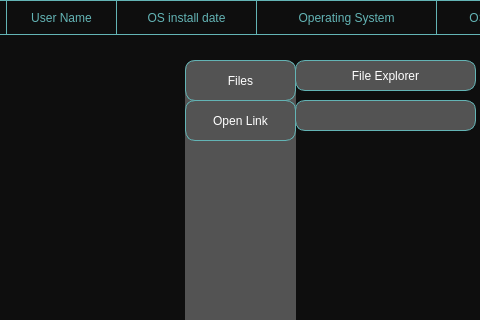
clipesss/RatProject, file server/mainwindow.ui: the form before one commit; both pictures show x 275 to 755 and y 0 to 320 of the 1200 by 500 pixel window.
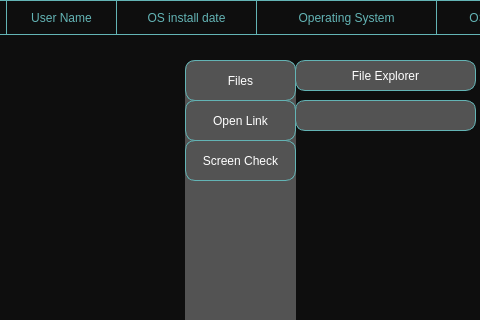
The form after the commit.

Commit message: Add beta screen check future

The edit to the form file:
```diff
--- a/server/mainwindow.ui
+++ b/server/mainwindow.ui
@@ -115,6 +115,33 @@
          <string>Open Link</string>
         </property>
        </widget>
+       <widget class="QPushButton" name="screenOpen">
+        <property name="geometry">
+         <rect>
+          <x>0</x>
+          <y>80</y>
+          <width>111</width>
+          <height>41</height>
+         </rect>
+        </property>
+        <property name="styleSheet">
+         <string notr="true">QPushButton
+{
+background-color:rgb(83, 83, 83);
+border-radius: 10px;
+border: 1px solid rgb(99, 180, 181);
+font: 600 13pt &quot;Segoe UI&quot;;
+color: white;
+}
+QPushButton::hover
+{
+background-color: rgb(57, 57, 57);
+}</string>
+        </property>
+        <property name="text">
+         <string>Screen Check</string>
+        </property>
+       </widget>
       </widget>
       <widget class="QWidget" name="filesWidget" native="true">
        <property name="geometry">
```
The commit also changes 6 other files.
